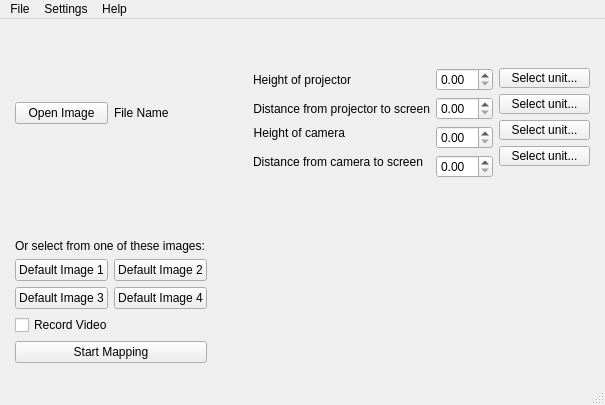
imlasky/LightMap, file mainwindow.ui: the form before one commit.
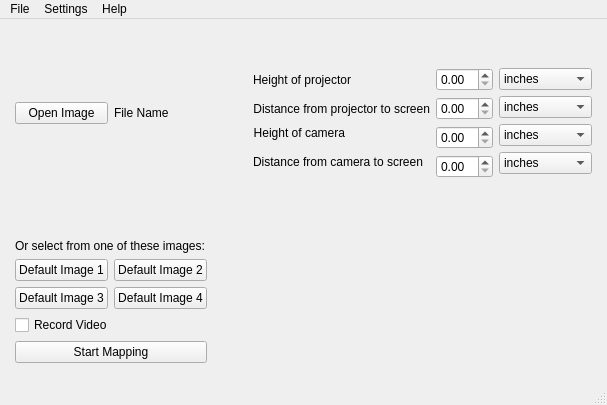
The form after the commit. Icons and pictures are not drawn.

Commit message:
Dropdown menu for units
--Kevin

What changed in the file:
```diff
--- a/mainwindow.ui
+++ b/mainwindow.ui
@@ -207,61 +207,79 @@
       <item>
        <layout class="QVBoxLayout" name="vertical_layout_select_unit">
         <item>
-         <widget class="QPushButton" name="button_unit_projector_height">
-          <property name="sizePolicy">
-           <sizepolicy hsizetype="Minimum" vsizetype="Minimum">
-            <horstretch>0</horstretch>
-            <verstretch>0</verstretch>
-           </sizepolicy>
-          </property>
-          <property name="maximumSize">
-           <size>
-            <width>16777215</width>
-            <height>20</height>
-           </size>
-          </property>
+         <widget class="QComboBox" name="combo_box_projector_height">
+          <item>
+           <property name="text">
+            <string>inches</string>
+           </property>
+          </item>
+          <item>
+           <property name="text">
+            <string>meters</string>
+           </property>
+          </item>
+          <item>
           <property name="text">
-           <string>Select unit...</string>
-          </property>
+            <string>centimeters</string>
+           </property>
+          </item>
          </widget>
         </item>
         <item>
-         <widget class="QPushButton" name="button_unit_projector_to_screen">
-          <property name="maximumSize">
-           <size>
-            <width>16777215</width>
-            <height>20</height>
-           </size>
-          </property>
+         <widget class="QComboBox" name="combo_box_projector_to_screen">
+          <item>
+           <property name="text">
+            <string>inches</string>
+           </property>
+          </item>
+          <item>
           <property name="text">
-           <string>Select unit...</string>
-          </property>
+            <string>meters</string>
+           </property>
+          </item>
+          <item>
+           <property name="text">
+            <string>centimeters</string>
+           </property>
+          </item>
          </widget>
         </item>
         <item>
-         <widget class="QPushButton" name="button_unit_camera_height">
-          <property name="maximumSize">
-           <size>
-            <width>16777215</width>
-            <height>20</height>
-           </size>
-          </property>
+         <widget class="QComboBox" name="combo_box_camera_height">
+          <item>
+           <property name="text">
+            <string>inches</string>
+           </property>
+          </item>
+          <item>
           <property name="text">
-           <string>Select unit...</string>
-          </property>
+            <string>meters</string>
+           </property>
+          </item>
+          <item>
+           <property name="text">
+            <string>centimeters</string>
+           </property>
+          </item>
          </widget>
         </item>
         <item>
-         <widget class="QPushButton" name="button_unit_camera_to_screen">
-          <property name="maximumSize">
-           <size>
-            <width>16777215</width>
-            <height>20</height>
-           </size>
-          </property>
+         <widget class="QComboBox" name="combo_box_camera_to_screen">
+          <item>
+           <property name="text">
+            <string>inches</string>
+           </property>
+          </item>
+          <item>
           <property name="text">
-           <string>Select unit...</string>
-          </property>
+            <string>meters</string>
+           </property>
+          </item>
+          <item>
+           <property name="text">
+            <string>centimeters</string>
+           </property>
+          </item>
          </widget>
         </item>
         <item>
```
Lines whose indentation alone changed are shown as unchanged.
